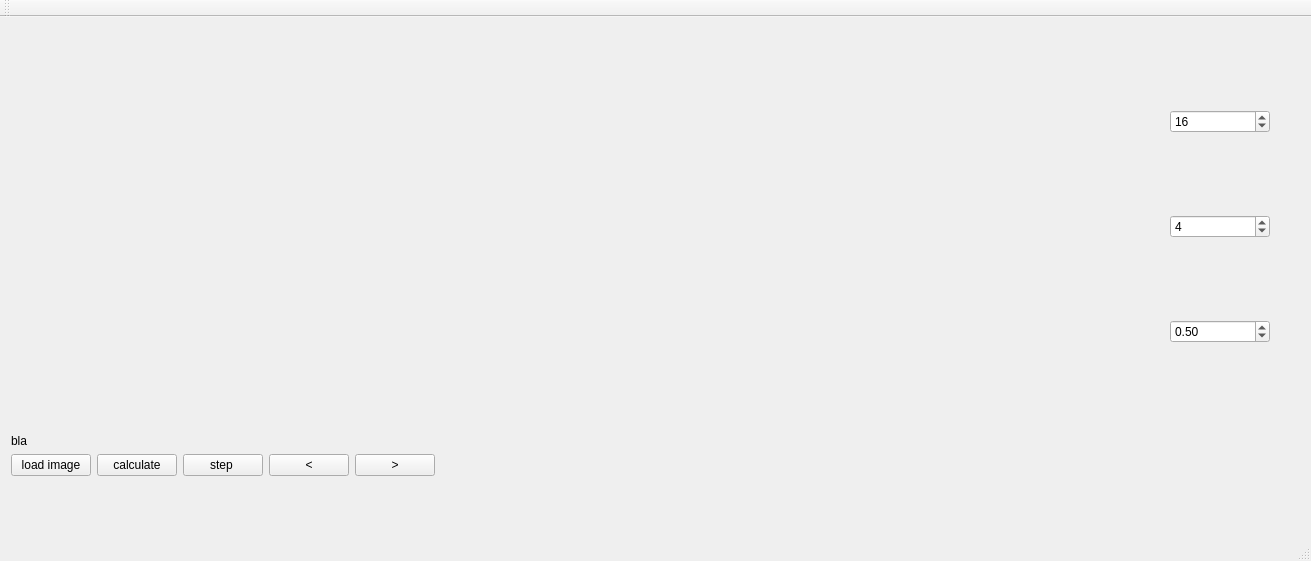
Above: mainwindow.ui from Sebu/sprs before the change. Below: the same form after it.
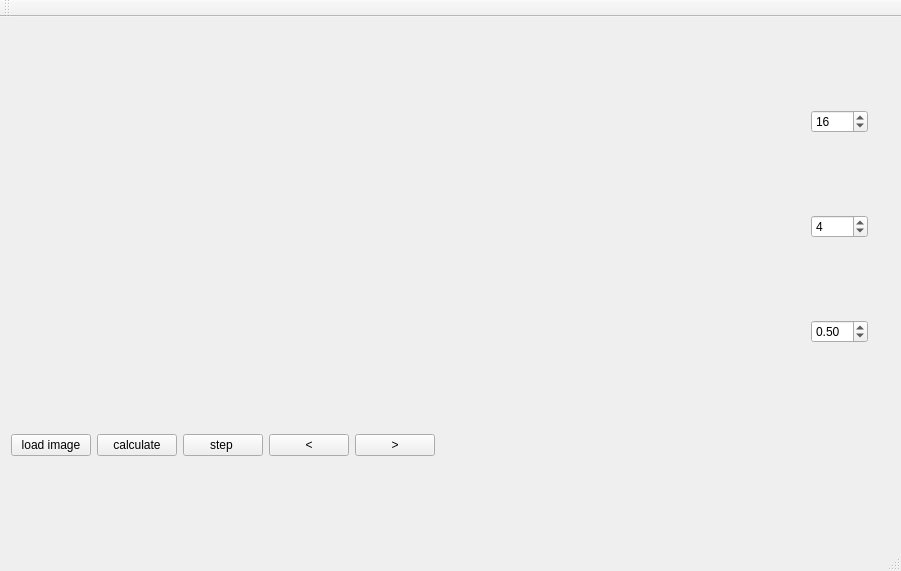
That is the form after the change.

What changed in the file:
```diff
--- a/mainwindow.ui
+++ b/mainwindow.ui
@@ -6,8 +6,8 @@
    <rect>
     <x>0</x>
     <y>0</y>
-    <width>1311</width>
-    <height>561</height>
+    <width>901</width>
+    <height>571</height>
    </rect>
   </property>
   <property name="sizePolicy">
@@ -37,8 +37,8 @@
      <rect>
       <x>0</x>
       <y>0</y>
-      <width>1281</width>
-      <height>462</height>
+      <width>867</width>
+      <height>439</height>
      </rect>
     </property>
     <layout class="QVBoxLayout" name="verticalLayout">
@@ -73,7 +73,14 @@
         </widget>
        </item>
        <item>
-        <widget class="QWidget" name="otherWidget" native="true"/>
+        <widget class="QWidget" name="otherWidget" native="true">
+         <property name="minimumSize">
+          <size>
+           <width>400</width>
+           <height>400</height>
+          </size>
+         </property>
+        </widget>
        </item>
        <item>
         <layout class="QVBoxLayout" name="verticalLayout_2">
@@ -91,12 +98,6 @@
              <verstretch>0</verstretch>
             </sizepolicy>
            </property>
-           <property name="maximumSize">
-            <size>
-             <width>100</width>
-             <height>16777215</height>
-            </size>
-           </property>
            <property name="minimum">
             <number>4</number>
            </property>
@@ -107,18 +108,6 @@
          </item>
          <item>
           <widget class="QSpinBox" name="stepSpin">
-           <property name="sizePolicy">
-            <sizepolicy hsizetype="Minimum" vsizetype="Fixed">
-             <horstretch>50</horstretch>
-             <verstretch>0</verstretch>
-            </sizepolicy>
-           </property>
-           <property name="maximumSize">
-            <size>
-             <width>100</width>
-             <height>16777215</height>
-            </size>
-           </property>
            <property name="minimum">
             <number>1</number>
            </property>
@@ -132,12 +121,6 @@
          </item>
          <item>
           <widget class="QDoubleSpinBox" name="errorSpin">
-           <property name="maximumSize">
-            <size>
-             <width>100</width>
-             <height>16777215</height>
-            </size>
-           </property>
            <property name="autoFillBackground">
             <bool>false</bool>
            </property>
@@ -153,13 +136,6 @@
        </item>
       </layout>
      </item>
-     <item>
-      <widget class="QLabel" name="caption">
-       <property name="text">
-        <string>bla</string>
-       </property>
-      </widget>
-     </item>
      <item>
       <layout class="QHBoxLayout" name="horizontalLayout" stretch="0,0,0,0,0,0">
        <property name="sizeConstraint">
```
Left out of the diff: 4 changed lines with no effect on the pictures.
